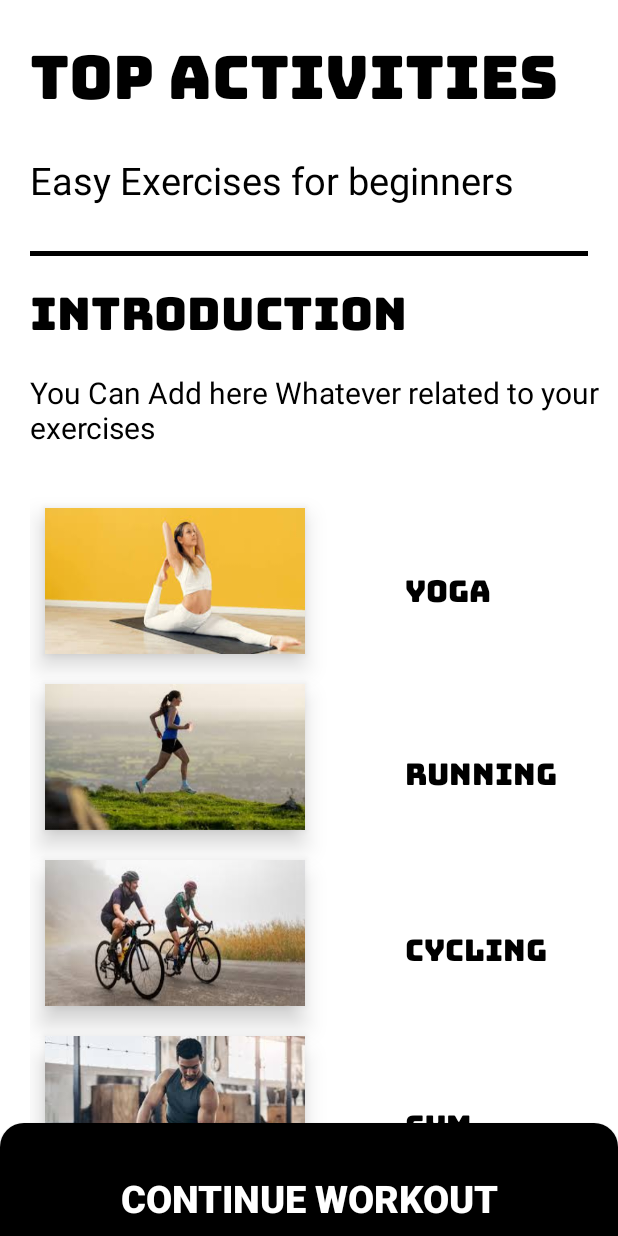
After one commit to Rathnayaka1/Fitness_life, an Android app: the layout activity_topexercise.xml on its own in the app's theme, with its tools: preview values and no code run, on a phone screen of 412 x 824 dp. The commit adds this screen. Run offline under Robolectric (Android 15) with nearby library versions, the phone set to English and light mode, and no system bars.

Commit message:
ITBIN-2211-0272 (interface-2)

```diff
--- a/app/build.gradle.kts
+++ b/app/build.gradle.kts
@@ -4,7 +4,7 @@ plugins {
 
 android {
     namespace = "com.example.fitness_life"
-    compileSdk = 34
+    compileSdk = 35
 
     defaultConfig {
         applicationId = "com.example.fitness_life"
--- a/app/src/main/java/com/example/fitness_life/MainActivity.java
+++ b/app/src/main/java/com/example/fitness_life/MainActivity.java
@@ -14,8 +14,8 @@ public class MainActivity extends AppCompatActivity {
     protected void onCreate(Bundle savedInstanceState) {
         super.onCreate(savedInstanceState);
         EdgeToEdge.enable(this);
-        setContentView(R.layout.activity_main);
-        ViewCompat.setOnApplyWindowInsetsListener(findViewById(R.id.main), (v, insets) -> {
+        setContentView(R.layout.activity_topexercise);
+        ViewCompat.setOnApplyWindowInsetsListener(findViewById(R.id.topexercise), (v, insets) -> {
             Insets systemBars = insets.getInsets(WindowInsetsCompat.Type.systemBars());
             v.setPadding(systemBars.left, systemBars.top, systemBars.right, systemBars.bottom);
             return insets;
--- /dev/null
+++ b/app/src/main/res/layout/activity_topexercise.xml
@@ -0,0 +1,200 @@
+<?xml version="1.0" encoding="utf-8"?>
+<androidx.constraintlayout.widget.ConstraintLayout
+    xmlns:android="http://schemas.android.com/apk/res/android"
+    xmlns:tools="http://schemas.android.com/tools"
+    xmlns:app="http://schemas.android.com/apk/res-auto"
+    android:id="@+id/topexercise"
+    android:layout_width="match_parent"
+    android:layout_height="match_parent">
+
+    <RelativeLayout
+        android:layout_width="match_parent"
+        android:layout_height="match_parent"
+        android:background="@color/white" />
+
+    <LinearLayout
+        android:layout_width="match_parent"
+        android:layout_height="match_parent"
+        android:orientation="vertical">
+
+        <TextView
+            android:id="@+id/titlepage_ex"
+            android:layout_width="wrap_content"
+            android:layout_height="wrap_content"
+            android:layout_marginStart="20dp"
+            android:fontFamily="@font/bungee"
+            android:text="Top Activities"
+            android:textColor="@color/black"
+            android:textSize="40sp" />
+
+        <TextView
+            android:id="@+id/subtitlepageex"
+            android:layout_width="wrap_content"
+            android:layout_height="wrap_content"
+            android:layout_marginStart="20dp"
+            android:layout_marginTop="0dp"
+            android:text="Easy Exercises for beginners"
+            android:textAlignment="center"
+            android:textColor="@color/black"
+            android:textSize="25sp" />
+
+        <View
+            android:layout_width="match_parent"
+            android:layout_height="3dp"
+            android:layout_marginTop="30dp"
+            android:layout_marginEnd="20dp"
+            android:layout_marginStart="20dp"
+            android:background="@android:color/black"/>
+
+        <TextView
+            android:id="@+id/intro_ex"
+            android:layout_width="wrap_content"
+            android:layout_height="wrap_content"
+            android:layout_marginStart="20dp"
+            android:fontFamily="@font/bungee"
+            android:text="Introduction"
+            android:textColor="@color/black"
+            android:textSize="30sp" />
+
+        <TextView
+            android:id="@+id/introsubtitlepageex"
+            android:layout_width="wrap_content"
+            android:layout_height="wrap_content"
+            android:layout_marginStart="20dp"
+            android:layout_marginTop="0dp"
+            android:text="You Can Add here Whatever related to your exercises"
+            android:textColor="@color/black"
+            android:textSize="20sp" />
+    <LinearLayout
+        android:layout_width="match_parent"
+        android:layout_height="wrap_content"
+        android:orientation="vertical"
+        android:layout_marginTop="30dp"
+        android:layout_marginStart="20dp">
+
+
+        <ImageView
+            android:layout_width="173dp"
+            android:layout_height="97dp"
+            android:layout_margin="10dp"
+            android:background="@drawable/yoga"
+            android:elevation="10dp"
+            />
+
+
+        <ImageView
+
+
+            android:layout_width="173dp"
+            android:layout_height="97dp"
+            android:layout_margin="10dp"
+            android:background="@drawable/running"
+            android:elevation="10dp"/>
+
+        <ImageView
+
+
+            android:layout_width="173dp"
+            android:layout_height="97dp"
+            android:layout_margin="10dp"
+            android:background="@drawable/cycling"
+            android:elevation="10dp"/>
+
+        <ImageView
+
+
+            android:layout_width="173dp"
+            android:layout_height="97dp"
+            android:layout_margin="10dp"
+            android:background="@drawable/gym"
+            android:elevation="10dp"/>
+
+        <TextView
+
+            android:layout_width="wrap_content"
+            android:layout_height="wrap_content"
+            android:layout_marginLeft="250dp"
+            android:layout_marginTop="-430dp"
+            android:fontFamily="@font/bungee"
+            android:text="Yoga"
+            android:textColor="@color/black"
+            android:textSize="20sp" />
+
+        <TextView
+
+            android:layout_width="wrap_content"
+            android:layout_height="47dp"
+            android:layout_marginLeft="250dp"
+            android:layout_marginTop="70dp"
+            android:fontFamily="@font/bungee"
+            android:text="Running"
+            android:textColor="@color/black"
+            android:textSize="20sp" />
+
+        <TextView
+
+            android:layout_width="wrap_content"
+            android:layout_height="47dp"
+            android:layout_marginLeft="250dp"
+            android:layout_marginTop="70dp"
+            android:fontFamily="@font/bungee"
+            android:text="Cycling"
+            android:textColor="@color/black"
+            android:textSize="20sp" />
+
+        <TextView
+
+            android:layout_width="wrap_content"
+            android:layout_height="47dp"
+            android:layout_marginLeft="250dp"
+            android:layout_marginTop="70dp"
+            android:fontFamily="@font/bungee"
+            android:text="Gym"
+            android:textColor="@color/black"
+            android:textSize="20sp" />
+
+
+
+    </LinearLayout>
+
+        <androidx.cardview.widget.CardView
+            android:layout_width="match_parent"
+            android:layout_height="100dp"
+            android:layout_marginTop="-75dp"
+            app:cardCornerRadius="16dp"
+            android:layout_marginBottom="-15dp"
+            android:layout_alignParentBottom="true">
+
+            <!-- Set the content inside the CardView -->
+            <LinearLayout
+                android:layout_width="match_parent"
+                android:layout_height="match_parent"
+                android:background="@color/black">
+
+            </LinearLayout>
+
+
+
+            <TextView
+
+                android:layout_width="match_parent"
+                android:layout_height="match_parent"
+                android:gravity="center"
+                android:text="CONTINUE WORKOUT"
+                android:textAlignment="center"
+                android:textColor="@color/white"
+                android:textSize="25sp"
+                app:fontFamily="sans-serif-black"
+                app:layout_constraintBottom_toBottomOf="parent"
+                app:layout_constraintEnd_toEndOf="parent"
+                app:layout_constraintStart_toStartOf="parent"
+                android:layout_alignParentBottom="true"
+
+                />
+
+        </androidx.cardview.widget.CardView>
+
+
+    </LinearLayout>
+
+</androidx.constraintlayout.widget.ConstraintLayout>
```
